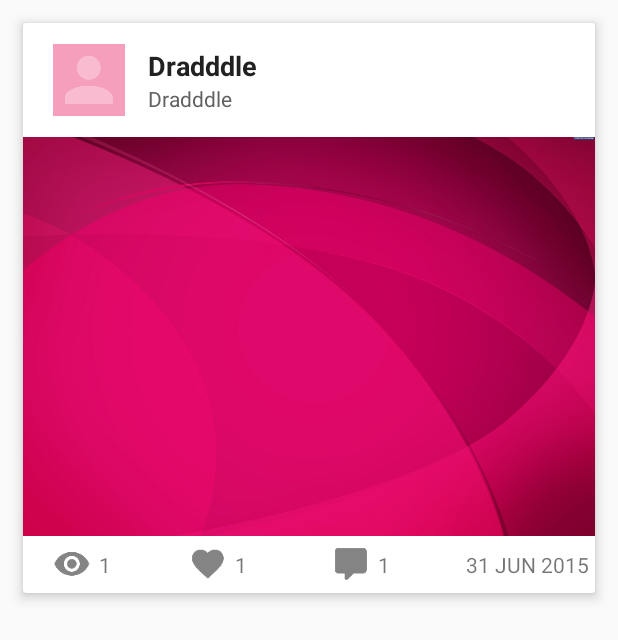
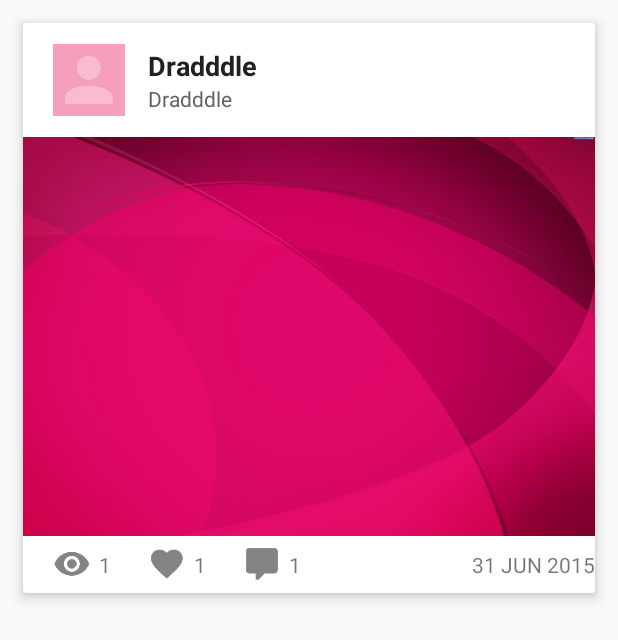
Before and after one commit to clertonleal/Dradddle, an Android app: the layout shots_item.xml on its own in the app's theme, with its tools: preview values and no code run, on a phone screen of 412 x 824 dp. Shown: the top 640 px of the screen. Run offline under Robolectric (Android 15) with nearby library versions, the phone set to English and light mode, and no system bars.

Commit message:
Changed some resources and add mirror path in .gitignore

```diff
--- a/app/src/main/kotlin/com/hpedrorodrigues/dradddle/view/adapter/ShotsAdapter.kt
+++ b/app/src/main/kotlin/com/hpedrorodrigues/dradddle/view/adapter/ShotsAdapter.kt
@@ -26,11 +26,6 @@ public class ShotsAdapter() : RecyclerView.Adapter<ShotsHolder>() {
     }
 
     override fun onBindViewHolder(holder: ShotsHolder, position: Int) {
-        holder.authorName.setText("Pedro")
-        holder.viewsCount.setText("122")
-        holder.likesCount.setText("122")
-        holder.commentsCount.setText("122")
-        holder.postingDate.setText("31 jun 20153")
     }
 
     override fun getItemCount(): Int {
--- a/app/src/main/res/layout/shots_item.xml
+++ b/app/src/main/res/layout/shots_item.xml
@@ -85,7 +85,7 @@
             android:layout_height="0dp"
             android:baselineAligned="false"
             android:layout_weight="1"
-            android:weightSum="8"
+            android:weightSum="6"
             android:gravity="center_vertical"
             android:orientation="horizontal">
 
@@ -93,7 +93,7 @@
                 android:layout_width="0dp"
                 android:layout_height="fill_parent"
                 android:gravity="center_vertical"
-                android:layout_weight="2"
+                android:layout_weight="1"
                 android:orientation="horizontal">
 
                 <ImageView
@@ -118,14 +118,14 @@
                 android:layout_width="0dp"
                 android:layout_height="fill_parent"
                 android:gravity="center_vertical"
-                android:layout_weight="2"
+                android:layout_weight="1"
                 android:orientation="horizontal">
 
                 <ImageView
                     android:layout_width="@dimen/shot_icons_height"
                     android:layout_height="@dimen/shot_icons_height"
-                    android:layout_marginLeft="15dp"
-                    android:layout_marginStart="15dp"
+                    android:layout_marginLeft="20dp"
+                    android:layout_marginStart="20dp"
                     android:src="@mipmap/ic_heart"
                     android:contentDescription="@string/app_name"/>
 
@@ -143,14 +143,14 @@
                 android:layout_width="0dp"
                 android:layout_height="fill_parent"
                 android:gravity="center_vertical"
-                android:layout_weight="2"
+                android:layout_weight="1"
                 android:orientation="horizontal">
 
                 <ImageView
                     android:layout_width="@dimen/shot_icons_height"
                     android:layout_height="@dimen/shot_icons_height"
-                    android:layout_marginLeft="15dp"
-                    android:layout_marginStart="15dp"
+                    android:layout_marginLeft="20dp"
+                    android:layout_marginStart="20dp"
                     android:src="@mipmap/ic_comment"
                     android:contentDescription="@string/app_name"/>
 
@@ -167,8 +167,8 @@
             <LinearLayout
                 android:layout_width="0dp"
                 android:layout_height="fill_parent"
-                android:gravity="center"
-                android:layout_weight="2">
+                android:gravity="center|end"
+                android:layout_weight="3">
 
                 <TextView
                     android:id="@+id/posting_date"
```
Also changed, not shown: app/src/main/res/values/strings.xml (+19 -5 lines), 1 other file.
